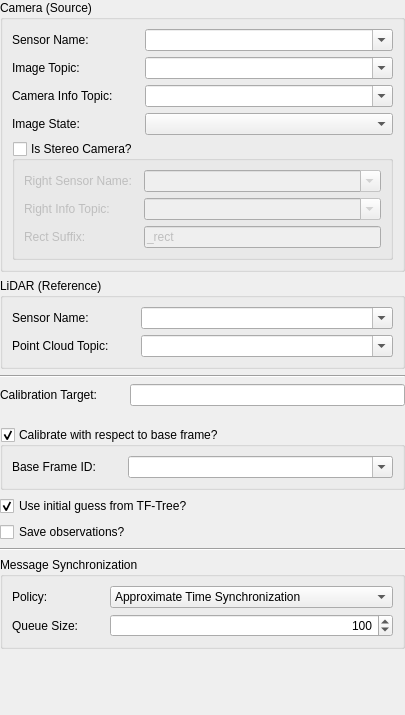
This is multisensor_calibration/src/ui/ExtrinsicCameraCameraConfigWidget.ui in FraunhoferIOSB/multisensor_calibration as Qt 5 draws it before an edit. The edited form follows.
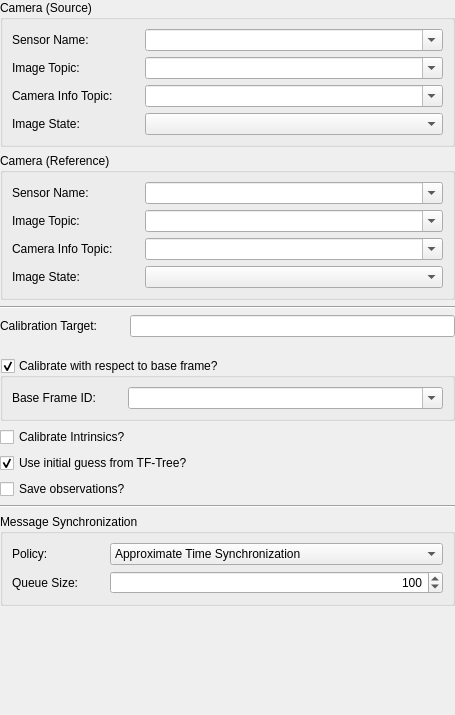
This is the edited form.

Commit message: wip: fix config widget for camera-camera calib

Patch:
```diff
--- a/multisensor_calibration/src/ui/ExtrinsicCameraCameraConfigWidget.ui
+++ b/multisensor_calibration/src/ui/ExtrinsicCameraCameraConfigWidget.ui
@@ -9,7 +9,7 @@
    <rect>
     <x>0</x>
     <y>0</y>
-    <width>405</width>
+    <width>455</width>
     <height>715</height>
    </rect>
   </property>
@@ -66,7 +66,13 @@
          </widget>
         </item>
         <item row="0" column="1">
-         <widget class="QComboBox" name="cameraNameComboBox">
+         <widget class="QComboBox" name="srcCamNameComboBox">
+          <property name="sizePolicy">
+           <sizepolicy hsizetype="Expanding" vsizetype="Fixed">
+            <horstretch>0</horstretch>
+            <verstretch>0</verstretch>
+           </sizepolicy>
+          </property>
           <property name="toolTip">
            <string
                                             >Select or enter the name of the source camera sensor.</string>
@@ -84,7 +90,13 @@
          </widget>
         </item>
         <item row="1" column="1">
-         <widget class="QComboBox" name="imageTopicComboBox">
+         <widget class="QComboBox" name="srcImageTopicComboBox">
+          <property name="sizePolicy">
+           <sizepolicy hsizetype="Expanding" vsizetype="Fixed">
+            <horstretch>0</horstretch>
+            <verstretch>0</verstretch>
+           </sizepolicy>
+          </property>
           <property name="toolTip">
            <string
                                             >Select or enter the topic name on which the camera images are published.</string>
@@ -102,7 +114,13 @@
          </widget>
         </item>
         <item row="2" column="1">
-         <widget class="QComboBox" name="infoTopicComboBox">
+         <widget class="QComboBox" name="srcInfoTopicComboBox">
+          <property name="sizePolicy">
+           <sizepolicy hsizetype="Expanding" vsizetype="Fixed">
+            <horstretch>0</horstretch>
+            <verstretch>0</verstretch>
+           </sizepolicy>
+          </property>
           <property name="toolTip">
            <string
                                             >Select or enter the topic name on which the camera info messages are published. If left empty, this will be constructed from the image topic.</string>
@@ -120,7 +138,13 @@
          </widget>
         </item>
         <item row="3" column="1">
-         <widget class="QComboBox" name="imageStateComboBox">
+         <widget class="QComboBox" name="srcImageStateComboBox">
+          <property name="sizePolicy">
+           <sizepolicy hsizetype="Expanding" vsizetype="Fixed">
+            <horstretch>0</horstretch>
+            <verstretch>0</verstretch>
+           </sizepolicy>
+          </property>
           <property name="toolTip">
            <string
                                             >&lt;html&gt;&lt;head/&gt;&lt;body&gt;&lt;p&gt;Select the state of the image data:&lt;/p&gt;&lt;p&gt;  - DISTORTED: The image directly coming from the sensor, i.e. containing lense distortion.&lt;/p&gt;&lt;p&gt;  - UNDISTORTED: The image has been made free of lense distortion.&lt;/p&gt;&lt;p&gt;  - STEREO_RECTIFIED: The image comes from a stereo camera has been rectified so that the images of both cameras align horizontally.&lt;/p&gt;&lt;/body&gt;&lt;/html&gt;</string>
@@ -129,113 +153,110 @@
         </item>
        </layout>
       </item>
+     </layout>
+    </widget>
+   </item>
       <item>
-       <widget class="QGroupBox" name="isStereoGroupBox">
+    <widget class="QGroupBox" name="refCamGroupBox">
         <property name="title">
-         <string>Is Stereo Camera?</string>
-        </property>
-        <property name="checkable">
-         <bool>true</bool>
-        </property>
-        <property name="checked">
-         <bool>false</bool>
-        </property>
-        <layout class="QFormLayout" name="formLayout">
+      <string>Camera (Reference)</string>
+     </property>
+     <layout class="QVBoxLayout" name="verticalLayout_3">
+      <item>
+       <layout class="QFormLayout" name="formLayout_7">
          <property name="horizontalSpacing">
-          <number>12</number>
+         <number>32</number>
          </property>
          <item row="0" column="0">
-          <widget class="QLabel" name="rightCameraNameLabel">
+         <widget class="QLabel" name="refCamNameLabel">
            <property name="text">
-            <string>Right Sensor Name:</string>
+           <string>Sensor Name:</string>
            </property>
           </widget>
          </item>
          <item row="0" column="1">
-          <widget class="QComboBox" name="rightCameraNameComboBox">
+         <widget class="QComboBox" name="refCamNameComboBox">
+          <property name="sizePolicy">
+           <sizepolicy hsizetype="Expanding" vsizetype="Fixed">
+            <horstretch>0</horstretch>
+            <verstretch>0</verstretch>
+           </sizepolicy>
+          </property>
+          <property name="toolTip">
+           <string>Select or enter the name of the source camera sensor.</string>
+          </property>
            <property name="editable">
             <bool>true</bool>
            </property>
           </widget>
          </item>
          <item row="1" column="0">
-          <widget class="QLabel" name="rightCameraInfoLabel">
+         <widget class="QLabel" name="refImageTopicLabel">
            <property name="text">
-            <string>Right Info Topic:</string>
+           <string>Image Topic:</string>
            </property>
           </widget>
          </item>
          <item row="1" column="1">
-          <widget class="QComboBox" name="rightInfoComboBox">
+         <widget class="QComboBox" name="refImageTopicComboBox">
+          <property name="sizePolicy">
+           <sizepolicy hsizetype="Expanding" vsizetype="Fixed">
+            <horstretch>0</horstretch>
+            <verstretch>0</verstretch>
+           </sizepolicy>
+          </property>
+          <property name="toolTip">
+           <string>Select or enter the topic name on which the camera images are published.</string>
+          </property>
            <property name="editable">
             <bool>true</bool>
            </property>
           </widget>
          </item>
          <item row="2" column="0">
-          <widget class="QLabel" name="rectSuffixlabel">
+         <widget class="QLabel" name="refInfoTopicLabel">
            <property name="text">
-            <string>Rect Suffix:</string>
+           <string>Camera Info Topic:</string>
            </property>
           </widget>
          </item>
          <item row="2" column="1">
-          <widget class="QLineEdit" name="rectSuffixLineEdit">
-           <property name="text">
-            <string>_rect</string>
-           </property>
-          </widget>
-         </item>
-        </layout>
-       </widget>
-      </item>
-     </layout>
-    </widget>
-   </item>
-   <item>
-    <widget class="QGroupBox" name="lidarGroupBox">
-     <property name="title">
-      <string>LiDAR (Reference)</string>
-     </property>
-     <layout class="QFormLayout" name="formLayout_2">
-      <property name="horizontalSpacing">
-       <number>32</number>
-      </property>
-      <item row="0" column="0">
-       <widget class="QLabel" name="lidarNameLabel">
-        <property name="text">
-         <string>Sensor Name:</string>
-        </property>
-       </widget>
-      </item>
-      <item row="1" column="0">
-       <widget class="QLabel" name="cloudTopicLabel">
+         <widget class="QComboBox" name="refInfoTopicComboBox">
+          <property name="sizePolicy">
+           <sizepolicy hsizetype="Expanding" vsizetype="Fixed">
+            <horstretch>0</horstretch>
+            <verstretch>0</verstretch>
+           </sizepolicy>
+          </property>
+          <property name="toolTip">
+           <string>Select or enter the topic name on which the camera info messages are published. If left empty, this will be constructed from the image topic.</string>
+          </property>
+          <property name="editable">
+           <bool>true</bool>
+          </property>
+         </widget>
+        </item>
+        <item row="3" column="0">
+         <widget class="QLabel" name="refImageStateLabel">
         <property name="text">
-         <string>Point Cloud Topic:</string>
+           <string>Image State:</string>
         </property>
        </widget>
       </item>
-      <item row="1" column="1">
-       <widget class="QComboBox" name="cloudTopicComboBox">
-        <property name="toolTip">
-         <string
-                                    >Select or enter the topic name on which the point clouds are published.</string>
-        </property>
-        <property name="editable">
-         <bool>true</bool>
-        </property>
-       </widget>
-      </item>
-      <item row="0" column="1">
-       <widget class="QComboBox" name="lidarNameComboBox">
+        <item row="3" column="1">
+         <widget class="QComboBox" name="refImageStateComboBox">
+          <property name="sizePolicy">
+           <sizepolicy hsizetype="Expanding" vsizetype="Fixed">
+            <horstretch>0</horstretch>
+            <verstretch>0</verstretch>
+           </sizepolicy>
+          </property>
         <property name="toolTip">
-         <string
-                                    >Select or enter the name of the reference LiDAR sensor.</string>
-        </property>
-        <property name="editable">
-         <bool>true</bool>
-        </property>
-       </widget>
+           <string>&lt;html&gt;&lt;head/&gt;&lt;body&gt;&lt;p&gt;Select the state of the image data:&lt;/p&gt;&lt;p&gt;  - DISTORTED: The image directly coming from the sensor, i.e. containing lense distortion.&lt;/p&gt;&lt;p&gt;  - UNDISTORTED: The image has been made free of lense distortion.&lt;/p&gt;&lt;p&gt;  - STEREO_RECTIFIED: The image comes from a stereo camera has been rectified so that the images of both cameras align horizontally.&lt;/p&gt;&lt;/body&gt;&lt;/html&gt;</string>
+          </property>
+         </widget>
+        </item>
+       </layout>
       </item>
      </layout>
     </widget>
@@ -328,6 +349,12 @@
       </item>
       <item row="0" column="1">
        <widget class="QComboBox" name="baseFrameComboBox">
+        <property name="sizePolicy">
+         <sizepolicy hsizetype="Expanding" vsizetype="Fixed">
+          <horstretch>0</horstretch>
+          <verstretch>0</verstretch>
+         </sizepolicy>
+        </property>
         <property name="toolTip">
          <string
                                     >Select the frame ID of the base frame with respect to which the pose is to be calibrated.</string>
@@ -343,6 +370,13 @@
      </layout>
     </widget>
    </item>
+   <item>
+    <widget class="QCheckBox" name="calibrateIntrinsics">
+     <property name="text">
+      <string>Calibrate Intrinsics?</string>
+     </property>
+    </widget>
+   </item>
    <item>
     <widget class="QCheckBox" name="initialGuessCheckBox">
      <property name="toolTip">
```
Left out of the diff: 50 changed lines with no effect on the pictures. Lines whose indentation alone changed are shown as unchanged. The commit also changes 8 other files.
